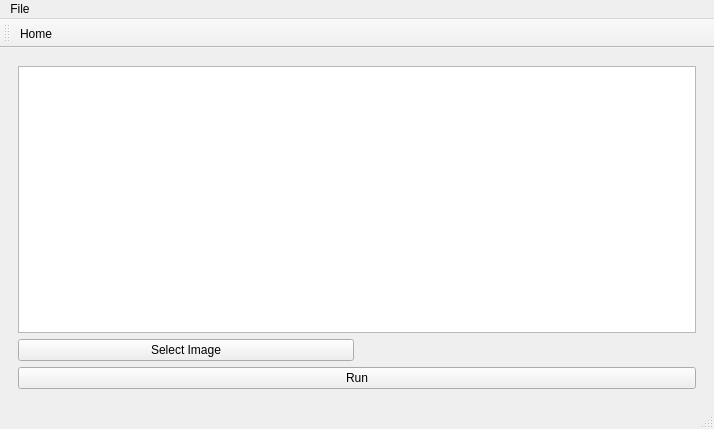
Above: mainwindow.ui from Tokyo-MQP-2024/IgniteCV before the change. Below: the same form after it.
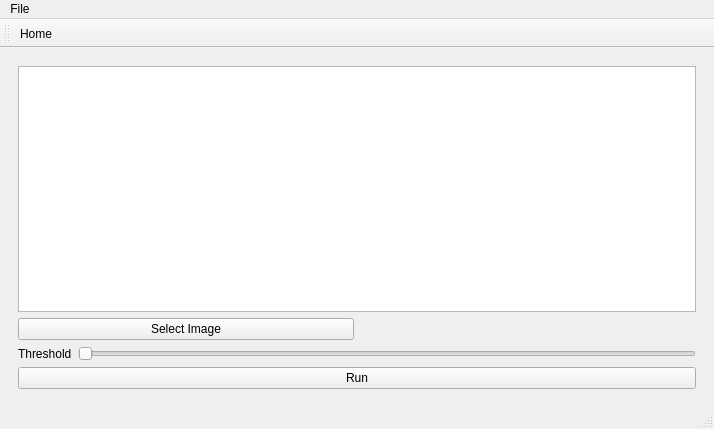
That is the form after the change. Icons and pictures are not drawn.

Commit message: Added basic thresholding to tune averaged image

```diff
--- a/mainwindow.ui
+++ b/mainwindow.ui
@@ -251,32 +251,14 @@
       </widget>
       <widget class="QWidget" name="calculateWidth">
        <layout class="QGridLayout" name="gridLayout_6">
-        <item row="1" column="0">
-         <layout class="QHBoxLayout" name="horizontalLayout_5">
-          <item>
-           <widget class="QPushButton" name="pushButton_6">
-            <property name="text">
-             <string>Select Image</string>
-            </property>
-           </widget>
-          </item>
-          <item>
-           <widget class="QLabel" name="label_5">
-            <property name="text">
-             <string/>
-            </property>
-           </widget>
-          </item>
-         </layout>
-        </item>
-        <item row="4" column="0">
+        <item row="5" column="1">
          <widget class="QPushButton" name="pushButton_7">
           <property name="text">
            <string>Run</string>
           </property>
          </widget>
         </item>
-        <item row="0" column="0">
+        <item row="0" column="1">
          <widget class="QGraphicsView" name="graphicsView_2">
           <property name="foregroundBrush">
            <brush brushstyle="NoBrush">
@@ -289,6 +271,42 @@
           </property>
          </widget>
         </item>
+        <item row="1" column="1">
+         <layout class="QHBoxLayout" name="horizontalLayout_5">
+          <item>
+           <widget class="QPushButton" name="pushButton_6">
+            <property name="text">
+             <string>Select Image</string>
+            </property>
+           </widget>
+          </item>
+          <item>
+           <widget class="QLabel" name="label_5">
+            <property name="text">
+             <string/>
+            </property>
+           </widget>
+          </item>
+         </layout>
+        </item>
+        <item row="3" column="1">
+         <layout class="QHBoxLayout" name="horizontalLayout_7">
+          <item>
+           <widget class="QLabel" name="label_6">
+            <property name="text">
+             <string>Threshold</string>
+            </property>
+           </widget>
+          </item>
+          <item>
+           <widget class="QSlider" name="horizontalSlider">
+            <property name="orientation">
+             <enum>Qt::Orientation::Horizontal</enum>
+            </property>
+           </widget>
+          </item>
+         </layout>
+        </item>
        </layout>
       </widget>
       <widget class="QWidget" name="video_unused">
```
Left out of the diff: 2 changed lines with no effect on the pictures. The commit also changes 6 other files.
